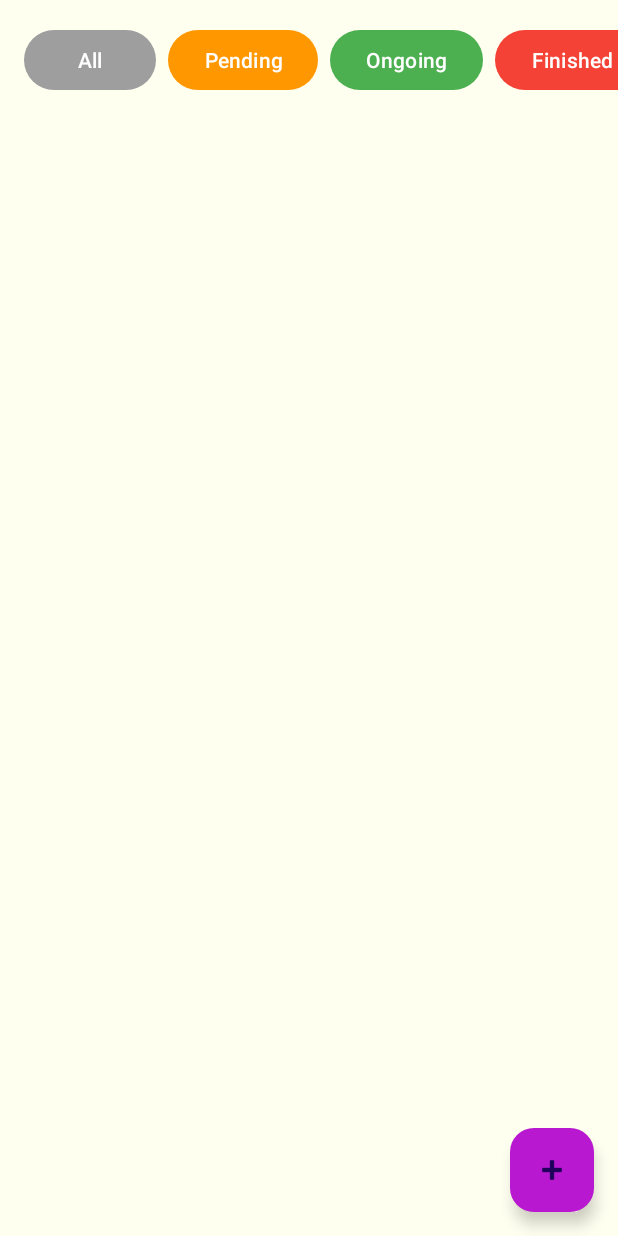
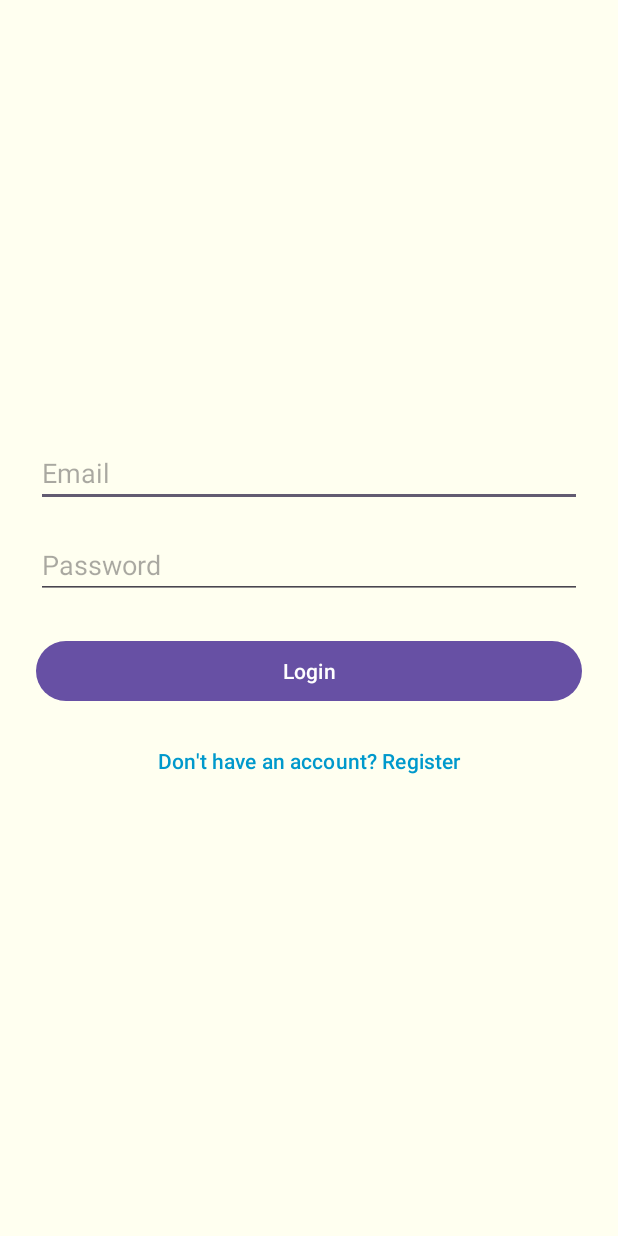
Before and after one commit to ifra489/Task-Manager-App, an Android app: the screen it shows after launch (MainActivity before the commit, LoginActivity after it), on a phone screen of 412 x 824 dp. Run offline under Robolectric (Android 15) with nearby library versions, the phone set to English and light mode, and no system bars; our stand-ins replace Firebase (no records; nobody signed in at launch, a user with empty details on screens opened directly).

Commit message:
Initial commit -FocusTrack

```diff
--- a/app/src/main/java/com/example/focustrack/activities/AddEditTaskActivity.java
+++ b/app/src/main/java/com/example/focustrack/activities/AddEditTaskActivity.java
@@ -1,4 +1,6 @@
 package com.example.focustrack.activities;
+
+import com.example.focustrack.R;
 
 import android.app.AlarmManager;
 import android.app.DatePickerDialog;
@@ -17,7 +19,7 @@ import android.widget.Toast;
 import androidx.appcompat.app.AppCompatActivity;
 import androidx.lifecycle.ViewModelProvider;
 
-import com.example.focustrack.R;
+
 import com.example.focustrack.model.Task;
 import com.example.focustrack.utils.ReminderReceiver;
 import com.example.focustrack.viewmodel.TaskViewModel;
--- /dev/null
+++ b/app/src/main/java/com/example/focustrack/activities/LoginActivity.java
@@ -0,0 +1,111 @@
+package com.example.focustrack.activities;
+
+import android.content.Intent;
+import android.os.Bundle;
+import android.text.TextUtils;
+import android.widget.Button;
+import android.widget.EditText;
+import android.widget.Toast;
+
+import androidx.appcompat.app.AppCompatActivity;
+import androidx.lifecycle.ViewModelProvider;
+
+import com.example.focustrack.R;
+import com.example.focustrack.utils.SessionManager;
+import com.example.focustrack.viewmodel.AuthViewModel;
+import com.google.firebase.auth.FirebaseUser;
+import com.google.firebase.database.*;
+
+import java.text.SimpleDateFormat;
+import java.util.Date;
+import java.util.Locale;
+
+public class LoginActivity extends AppCompatActivity {
+
+    private EditText editTextEmail, editTextPassword;
+    private Button btnLogin, btnGoToRegister;
+    private SessionManager sessionManager;
+    private DatabaseReference userRef;
+    private AuthViewModel authViewModel;
+
+    @Override
+    protected void onCreate(Bundle savedInstanceState) {
+        super.onCreate(savedInstanceState);
+
+        sessionManager = new SessionManager(this);
+        if (sessionManager.isLoggedIn()) {
+            startActivity(new Intent(this, MainActivity.class));
+            finish();
+            return;
+        }
+
+        setContentView(R.layout.activity_login);
+
+        editTextEmail = findViewById(R.id.editTextEmail);
+        editTextPassword = findViewById(R.id.editTextPassword);
+        btnLogin = findViewById(R.id.btnLogin);
+        btnGoToRegister = findViewById(R.id.btnGoToRegister);
+
+        authViewModel = new ViewModelProvider(this).get(AuthViewModel.class);
+        userRef = FirebaseDatabase.getInstance().getReference("users");
+
+        // 🔹 Observers
+        authViewModel.getUserLiveData().observe(this, user -> {
+            if (user != null) {
+                fetchUserProfileAndLogin(user);
+            }
+        });
+
+        authViewModel.getErrorLiveData().observe(this, error -> {
+            btnLogin.setEnabled(true);
+            Toast.makeText(this, "Login failed: " + error, Toast.LENGTH_SHORT).show();
+        });
+
+        // 🔹 Login Click
+        btnLogin.setOnClickListener(v -> {
+            String email = editTextEmail.getText().toString().trim();
+            String password = editTextPassword.getText().toString().trim();
+
+            if (TextUtils.isEmpty(email) || TextUtils.isEmpty(password)) {
+                Toast.makeText(this, "Please enter email and password", Toast.LENGTH_SHORT).show();
+                return;
+            }
+
+            btnLogin.setEnabled(false);
+            authViewModel.login(email, password);
+        });
+
+        // 🔹 Register
+        btnGoToRegister.setOnClickListener(v -> {
+            startActivity(new Intent(LoginActivity.this, RegisterActivity.class));
+        });
+    }
+
+    private void fetchUserProfileAndLogin(FirebaseUser user) {
+        String uid = user.getUid();
+
+        userRef.child(uid).child("name").addListenerForSingleValueEvent(new ValueEventListener() {
+            @Override
+            public void onDataChange(DataSnapshot snapshot) {
+                String name = snapshot.getValue(String.class);
+                sessionManager.saveLoginSession(name);
+
+                // ✅ Save Last Login Time
+                String currentTime = new SimpleDateFormat("dd MMM yyyy, hh:mm a", Locale.getDefault())
+                        .format(new Date());
+                userRef.child(uid).child("lastLogin").setValue(currentTime);
+
+                Toast.makeText(LoginActivity.this, "Welcome back " + name, Toast.LENGTH_SHORT).show();
+                Intent intent = new Intent(LoginActivity.this, MainActivity.class);
+                intent.addFlags(Intent.FLAG_ACTIVITY_NEW_TASK | Intent.FLAG_ACTIVITY_CLEAR_TASK);
+                startActivity(intent);
+                finish();
+            }
+
+            @Override
+            public void onCancelled(DatabaseError error) {
+                Toast.makeText(LoginActivity.this, "Failed to load profile", Toast.LENGTH_SHORT).show();
+            }
+        });
+    }
+}
--- a/app/src/main/java/com/example/focustrack/activities/SplashActivity.java
+++ b/app/src/main/java/com/example/focustrack/activities/SplashActivity.java
@@ -1,4 +1,3 @@
-
 package com.example.focustrack.activities;
 
 import android.content.Intent;
@@ -7,11 +6,12 @@ import android.os.Handler;
 
 import androidx.appcompat.app.AppCompatActivity;
 
+import com.example.focustrack.utils.SessionManager;
 import com.example.focustrack.R;
 
 public class SplashActivity extends AppCompatActivity {
 
-    private static final int SPLASH_DURATION = 2000; // 2 seconds
+    private static final int SPLASH_DELAY = 2000; // 2 seconds
 
     @Override
     protected void onCreate(Bundle savedInstanceState) {
@@ -19,8 +19,13 @@ public class SplashActivity extends AppCompatActivity {
         setContentView(R.layout.activity_splash);
 
         new Handler().postDelayed(() -> {
-            startActivity(new Intent(SplashActivity.this, MainActivity.class));
-            finish(); // close splash screen
-        }, SPLASH_DURATION);
+            SessionManager sessionManager = new SessionManager(this);
+            if (sessionManager.isLoggedIn()) {
+                startActivity(new Intent(SplashActivity.this, MainActivity.class));
+            } else {
+                startActivity(new Intent(SplashActivity.this, LoginActivity.class));
+            }
+            finish();
+        }, SPLASH_DELAY);
     }
 }
--- a/app/src/main/java/com/example/focustrack/data/TaskDao.java
+++ b/app/src/main/java/com/example/focustrack/data/TaskDao.java
@@ -4,6 +4,8 @@ package com.example.focustrack.data;
 
 import androidx.lifecycle.LiveData;
 import androidx.room.*;
+
+
 
 import java.util.List;
 
--- /dev/null
+++ b/app/src/main/java/com/example/focustrack/utils/SessionManager.java
@@ -0,0 +1,39 @@
+package com.example.focustrack.utils;
+
+import android.content.Context;
+import android.content.SharedPreferences;
+
+public class SessionManager {
+
+    private static final String PREF_NAME = "userSession";
+    private static final String KEY_IS_LOGGED_IN = "isLoggedIn";
+    private static final String KEY_USER_NAME = "userName";
+
+    private SharedPreferences sharedPreferences;
+    private SharedPreferences.Editor editor;
+
+    public SessionManager(Context context) {
+        sharedPreferences = context.getSharedPreferences(PREF_NAME, Context.MODE_PRIVATE);
+        editor = sharedPreferences.edit();
+    }
+
+    public void saveLoginSession(String name) {
+        editor.putBoolean(KEY_IS_LOGGED_IN, true);
+        editor.putString(KEY_USER_NAME, name);
+        editor.apply();
+    }
+
+    public boolean isLoggedIn() {
+        return sharedPreferences.getBoolean(KEY_IS_LOGGED_IN, false);
+    }
+
+    public String getUserName() {
+        return sharedPreferences.getString(KEY_USER_NAME, "");
+    }
+
+    public void logout() {
+        editor.clear();
+        editor.apply();
+    }
+
+}
--- /dev/null
+++ b/app/src/main/java/com/example/focustrack/viewmodel/AuthViewModel.java
@@ -0,0 +1,50 @@
+package com.example.focustrack.viewmodel;
+
+import androidx.lifecycle.LiveData;
+import androidx.lifecycle.MutableLiveData;
+import androidx.lifecycle.ViewModel;
+
+import com.google.firebase.auth.FirebaseAuth;
+import com.google.firebase.auth.FirebaseUser;
+
+public class AuthViewModel extends ViewModel {
+
+    private final FirebaseAuth firebaseAuth = FirebaseAuth.getInstance();
+    private final MutableLiveData<FirebaseUser> userLiveData = new MutableLiveData<>();
+    private final MutableLiveData<String> errorLiveData = new MutableLiveData<>();
+
+    // 🔹 Login method
+    public void login(String email, String password) {
+        firebaseAuth.signInWithEmailAndPassword(email, password)
+                .addOnSuccessListener(authResult -> {
+                    userLiveData.setValue(firebaseAuth.getCurrentUser());
+                })
+                .addOnFailureListener(e -> {
+                    errorLiveData.setValue(e.getMessage());
+                });
+    }
+
+    // 🔹 Register method
+    public void register(String email, String password) {
+        firebaseAuth.createUserWithEmailAndPassword(email, password)
+                .addOnSuccessListener(authResult -> {
+                    userLiveData.setValue(firebaseAuth.getCurrentUser());
+                })
+                .addOnFailureListener(e -> {
+                    errorLiveData.setValue(e.getMessage());
+                });
+    }
+
+    // 🔹 Expose LiveData
+    public LiveData<FirebaseUser> getUserLiveData() {
+        return userLiveData;
+    }
+
+    public LiveData<String> getErrorLiveData() {
+        return errorLiveData;
+    }
+
+    public FirebaseAuth getAuth() {
+        return firebaseAuth;
+    }
+}
--- /dev/null
+++ b/app/src/main/res/layout/activity_login.xml
@@ -0,0 +1,41 @@
+<?xml version="1.0" encoding="utf-8"?>
+<LinearLayout xmlns:android="http://schemas.android.com/apk/res/android"
+    android:layout_width="match_parent"
+    android:layout_height="match_parent"
+    android:padding="24dp"
+    android:orientation="vertical"
+    android:gravity="center"
+    android:background="#FFFFF0">
+
+    <EditText
+        android:id="@+id/editTextEmail"
+        android:hint="Email"
+        android:inputType="textEmailAddress"
+        android:layout_width="match_parent"
+        android:layout_height="wrap_content" />
+
+    <EditText
+        android:id="@+id/editTextPassword"
+        android:hint="Password"
+        android:inputType="textPassword"
+        android:layout_width="match_parent"
+        android:layout_height="wrap_content"
+        android:layout_marginTop="16dp"/>
+
+    <Button
+        android:id="@+id/btnLogin"
+        android:text="Login"
+        android:layout_width="match_parent"
+        android:layout_height="wrap_content"
+        android:layout_marginTop="24dp"/>
+
+    <Button
+        android:id="@+id/btnGoToRegister"
+        android:text="Don't have an account? Register"
+        android:layout_width="match_parent"
+        android:layout_height="wrap_content"
+        android:layout_marginTop="12dp"
+        android:background="@android:color/transparent"
+        android:textColor="@android:color/holo_blue_dark" />
+
+</LinearLayout>
--- /dev/null
+++ b/app/src/main/res/layout/activity_test.xml
@@ -0,0 +1,6 @@
+<?xml version="1.0" encoding="utf-8"?>
+<androidx.constraintlayout.widget.ConstraintLayout xmlns:android="http://schemas.android.com/apk/res/android"
+    android:layout_width="match_parent"
+    android:layout_height="match_parent">
+
+</androidx.constraintlayout.widget.ConstraintLayout>
--- a/app/src/main/res/values/colors.xml
+++ b/app/src/main/res/values/colors.xml
@@ -14,6 +14,7 @@
     <color name="surface">#D5D4D4</color>
     <color name="textPrimary">#212121</color>
     <color name="textSecondary">#757575</color>
+    <color name="red">#FF0000</color>
 
     <!-- Filter Button Colors -->
     <color name="colorAll">#9E9E9E</color>
--- a/build.gradle.kts
+++ b/build.gradle.kts
@@ -1,4 +1,5 @@
 // Top-level build file where you can add configuration options common to all sub-projects/modules.
 plugins {
     alias(libs.plugins.android.application) apply false
+    alias(libs.plugins.google.gms.google.services) apply false
 }
```
Also changed, not shown: app/build.gradle.kts (+8 -1 lines), app/src/main/AndroidManifest.xml (+13 -4 lines), app/src/main/java/com/example/focustrack/activities/MainActivity.java (+42 -25 lines), app/src/main/java/com/example/focustrack/activities/RegisterActivity.java (added, +96 -0 lines), app/src/main/java/com/example/focustrack/activities/test.java (added, +15 -0 lines), app/src/main/res/layout/activity_main.xml (+79 -31 lines), app/src/main/res/layout/activity_register.xml (added, +64 -0 lines), gradle/libs.versions.toml (+12 -0 lines), app/src/main/res/drawable/ic_logo.png (added), 1 other file.
